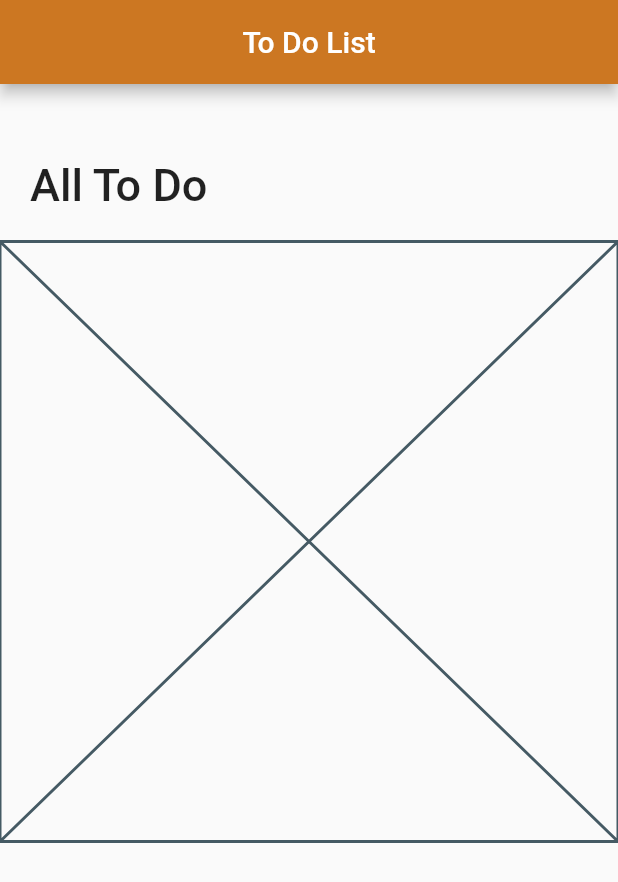
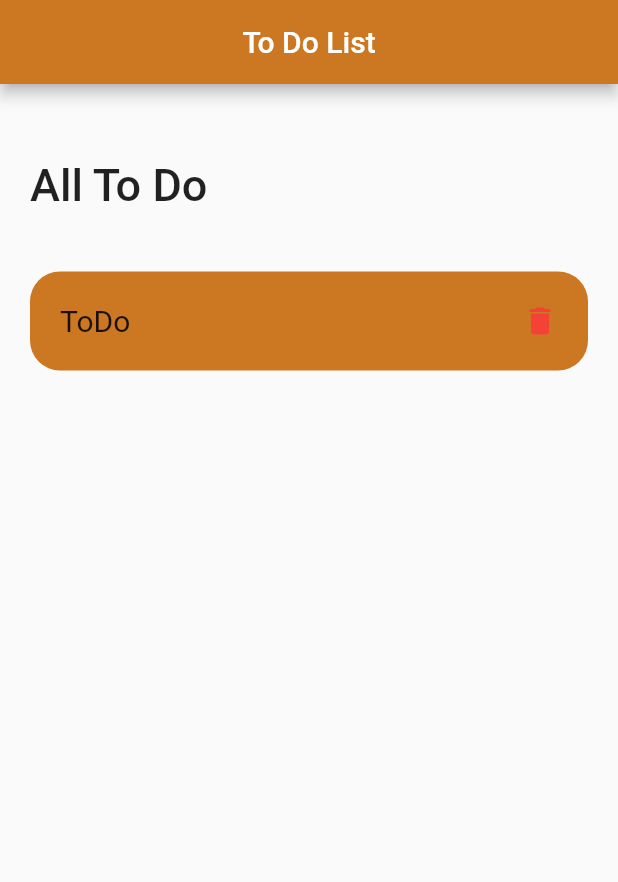
Before and after one commit to PHousden/Flutter-Calculator, a Flutter app: the screen it shows after launch, on a phone screen of 412 x 824 dp. Shown: the top 882 px of the screen. Run offline on Flutter 3.47's test engine with Material 2 defaults, Android fonts, the phone set to English and light mode, and no system bars.

Commit message:
ToDo ListTile Demo1

```diff
--- a/lib/todo_item.dart
+++ b/lib/todo_item.dart
@@ -5,6 +5,18 @@ class ToDoItem extends StatelessWidget {
 
   @override
   Widget build(BuildContext context) {
-    return const Placeholder();
+    return Container(
+      margin: EdgeInsets.all(20),
+      child: ListTile(
+        leading: const Text("ToDo", style: TextStyle(fontSize: 20)),
+        onTap: () {},
+        shape: RoundedRectangleBorder(
+          borderRadius: BorderRadius.circular(20)
+        ),
+        contentPadding: const EdgeInsets.symmetric(horizontal: 20, vertical: 5),
+        tileColor: const Color.fromRGBO(204, 119, 34, 100),
+        trailing: const Icon(Icons.delete,color: Colors.red,),
+      ),
+    );
   }
 }
```
